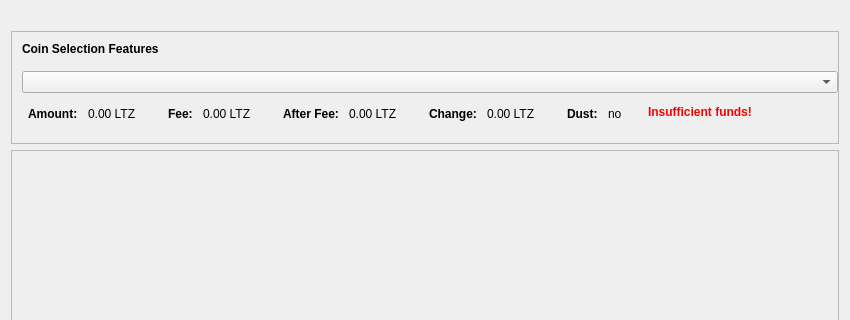
Above: src/qt/forms/sendzcoinsdialog.ui from GeorgeRDG/litecoinz before the change; both pictures show x 0 to 850 and y 0 to 320 of the 850 by 594 pixel window. Below: the same form after it.
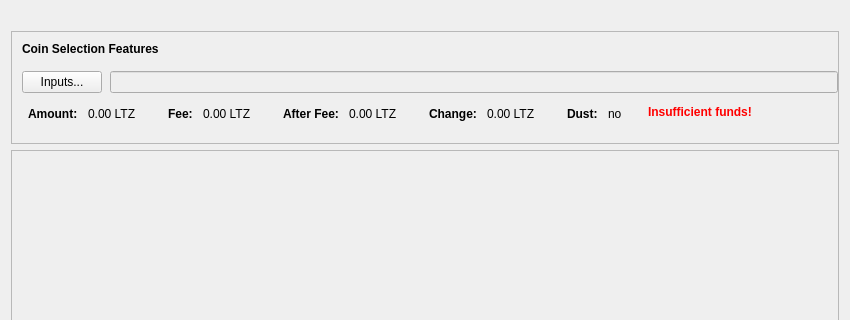
That is the form after the change. Icons and pictures are not drawn. Custom widgets are drawn as their Qt base class.

Patch:
```diff
--- a/src/qt/forms/sendzcoinsdialog.ui
+++ b/src/qt/forms/sendzcoinsdialog.ui
@@ -107,7 +107,7 @@
          </layout>
         </item>
         <item>
-         <layout class="QHBoxLayout" name="horizontalLayoutCoinSelection2" stretch="0">
+         <layout class="QHBoxLayout" name="horizontalLayoutCoinSelection2" stretch="0,0">
           <property name="spacing">
            <number>8</number>
           </property>
@@ -115,7 +115,30 @@
            <number>10</number>
           </property>
           <item>
-           <widget class="QComboBox" name="comboBoxCoinSelection"/>
+           <widget class="QPushButton" name="pushButtonCoinSelection">
+            <property name="sizePolicy">
+             <sizepolicy hsizetype="Fixed" vsizetype="Fixed">
+              <horstretch>0</horstretch>
+              <verstretch>0</verstretch>
+             </sizepolicy>
+            </property>
+            <property name="styleSheet">
+             <string notr="true"/>
+            </property>
+            <property name="text">
+             <string>Inputs...</string>
+            </property>
+            <property name="autoDefault">
+             <bool>false</bool>
+            </property>
+           </widget>
+          </item>
+          <item>
+           <widget class="QLineEdit" name="coinSelectionText">
+            <property name="enabled">
+             <bool>false</bool>
+            </property>
+           </widget>
           </item>
          </layout>
         </item>
```
Left out of the diff: 4 changed lines with no effect on the pictures.
